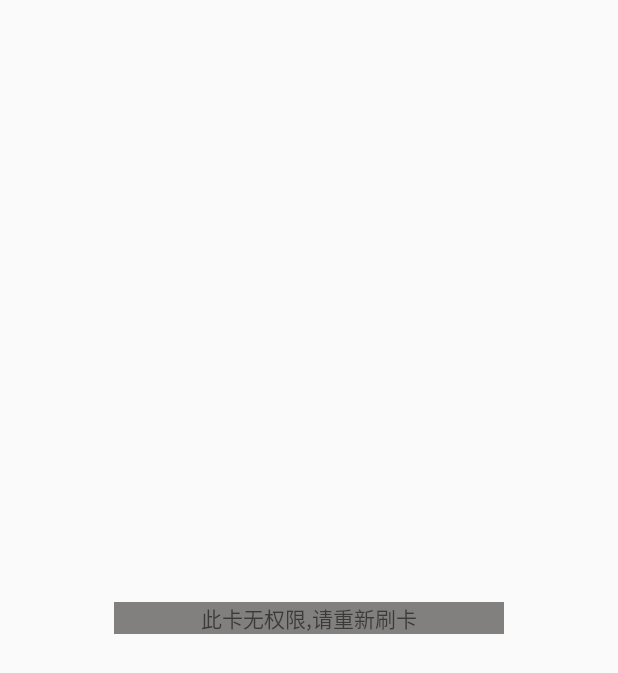
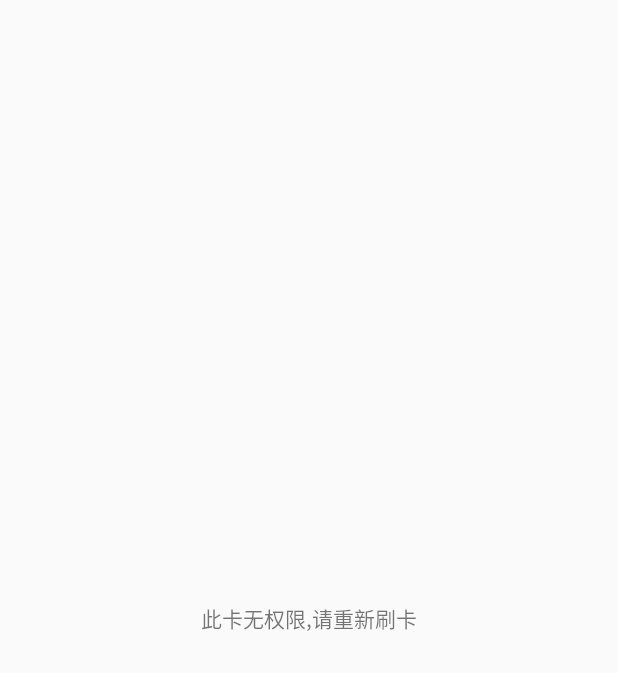
Before and after one commit to weid2014/RefrigeratorManagerSystem, an Android app: the layout pup_failt.xml on its own in the app's theme, with its tools: preview values and no code run, on a phone screen of 412 x 824 dp. Shown: the top 673 px of the screen. Run offline under Robolectric (Android 15) with nearby library versions, the phone set to English and light mode, and no system bars.

Commit message:
修改无权提示的样式

```diff
--- a/app/src/main/res/layout/pup_failt.xml
+++ b/app/src/main/res/layout/pup_failt.xml
@@ -2,13 +2,9 @@
 <RelativeLayout xmlns:android="http://schemas.android.com/apk/res/android"
     android:layout_width="match_parent"
     android:layout_height="match_parent"
-    >
-    <LinearLayout
-        android:layout_width="260dp"
-        android:layout_height="wrap_content"
-        android:layout_centerInParent="true"
-        android:background="#AA474343"
-        android:orientation="vertical">
+    android:background="#00FFFFFF"
+    android:foregroundTint="#EBDFDF"
+    android:gravity="center">
 
     <TextView
         android:id="@+id/message"
@@ -18,7 +14,4 @@
         android:layout_marginLeft="20dp"
         android:layout_marginRight="20dp"
         android:text="此卡无权限,请重新刷卡" />
-
-    </LinearLayout>
-
 </RelativeLayout>
```
Lines whose indentation alone changed are shown as unchanged.
